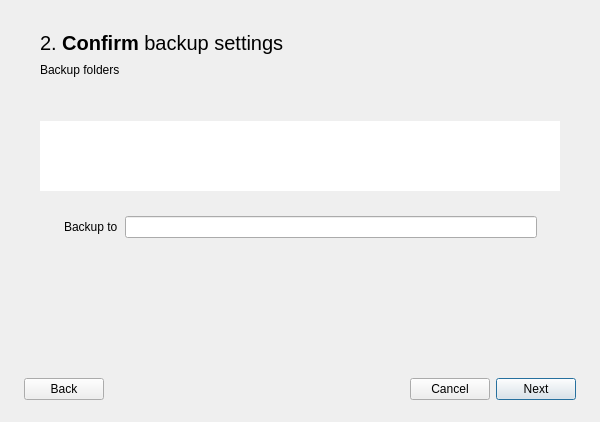
Above: src/MEGASync/gui/macx/BackupsWizard.ui from meganz/MEGAsync before the change. Below: the same form after it.
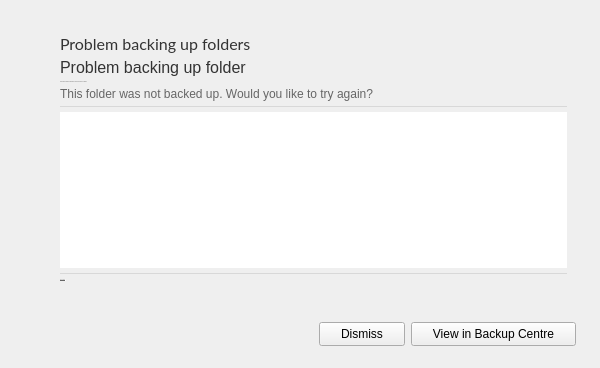
That is the form after the change. The open tabs and pages were chosen to show the change. Icons and pictures are not drawn.

Commit message:
Merge branch 'task/backups-wizard-dialogs' into 'feature/backups'
SNC-2474 Integrate success and error dialogs on backup wizard

See merge request desktop/desktop!1252

Patch:
```diff
--- a/src/MEGASync/gui/macx/BackupsWizard.ui
+++ b/src/MEGASync/gui/macx/BackupsWizard.ui
@@ -10,11 +10,11 @@
     <x>0</x>
     <y>0</y>
     <width>600</width>
-    <height>422</height>
+    <height>368</height>
    </rect>
   </property>
   <property name="sizePolicy">
-   <sizepolicy hsizetype="Fixed" vsizetype="Fixed">
+   <sizepolicy hsizetype="Preferred" vsizetype="Preferred">
     <horstretch>0</horstretch>
     <verstretch>0</verstretch>
    </sizepolicy>
@@ -248,11 +248,14 @@
    <item>
     <widget class="QStackedWidget" name="sSteps">
      <property name="sizePolicy">
-      <sizepolicy hsizetype="Preferred" vsizetype="Maximum">
+      <sizepolicy hsizetype="Preferred" vsizetype="Expanding">
        <horstretch>0</horstretch>
        <verstretch>0</verstretch>
       </sizepolicy>
      </property>
+     <property name="styleSheet">
+      <string notr="true"/>
+     </property>
      <property name="currentIndex">
       <number>0</number>
      </property>
@@ -584,12 +587,15 @@
           </layout>
          </widget>
          <widget class="QWidget" name="pMoreFolders">
-          <layout class="QHBoxLayout" name="wButtonsLayout1">
+          <layout class="QHBoxLayout" name="wButtonsLayout2">
+           <property name="spacing">
+            <number>0</number>
+           </property>
            <property name="leftMargin">
             <number>20</number>
            </property>
            <property name="topMargin">
-            <number>7</number>
+            <number>10</number>
            </property>
            <property name="rightMargin">
             <number>20</number>
@@ -674,7 +680,7 @@
        <item>
         <widget class="QFrame" name="fFoldersS2">
          <property name="sizePolicy">
-          <sizepolicy hsizetype="Preferred" vsizetype="Maximum">
+          <sizepolicy hsizetype="Preferred" vsizetype="MinimumExpanding">
            <horstretch>0</horstretch>
            <verstretch>0</verstretch>
           </sizepolicy>
@@ -723,7 +729,7 @@
             </property>
             <layout class="QHBoxLayout" name="deviceNameS2Layout">
              <property name="spacing">
-              <number>9</number>
+              <number>10</number>
              </property>
              <property name="sizeConstraint">
               <enum>QLayout::SetDefaultConstraint</enum>
@@ -840,14 +846,17 @@
          </layout>
         </widget>
        </item>
-       <item>
+       <item alignment="Qt::AlignBottom">
         <widget class="QWidget" name="wBackupTo" native="true">
          <property name="sizePolicy">
-          <sizepolicy hsizetype="Preferred" vsizetype="Maximum">
+          <sizepolicy hsizetype="Preferred" vsizetype="Fixed">
            <horstretch>0</horstretch>
            <verstretch>0</verstretch>
           </sizepolicy>
          </property>
+         <property name="styleSheet">
+          <string notr="true"/>
+         </property>
          <layout class="QHBoxLayout" name="wBackupToLayout">
           <property name="spacing">
            <number>7</number>
@@ -856,7 +865,7 @@
            <number>24</number>
           </property>
           <property name="topMargin">
-           <number>17</number>
+           <number>14</number>
           </property>
           <property name="rightMargin">
            <number>23</number>
@@ -883,80 +892,498 @@
        </item>
       </layout>
      </widget>
+     <widget class="QWidget" name="pSuccessfull">
+      <layout class="QHBoxLayout" name="horizontalLayout_2" stretch="0,1">
+       <property name="spacing">
+        <number>20</number>
+       </property>
+       <property name="topMargin">
+        <number>15</number>
+       </property>
+       <item alignment="Qt::AlignTop">
+        <widget class="QLabel" name="label">
+         <property name="text">
+          <string/>
+         </property>
+         <property name="pixmap">
+          <pixmap resource="../Resources_macx.qrc">:/images/bug_report_success.png</pixmap>
+         </property>
+        </widget>
+       </item>
+       <item>
+        <layout class="QVBoxLayout" name="verticalLayout_3" stretch="0,1">
+         <property name="spacing">
+          <number>10</number>
+         </property>
+         <item alignment="Qt::AlignTop">
+          <widget class="QLabel" name="lTitle">
+           <property name="font">
+            <font>
+             <family>Lato</family>
+             <pointsize>-1</pointsize>
+            </font>
+           </property>
+           <property name="styleSheet">
+            <string notr="true">*{
+font-size:16px;
+color:#333333;
+}</string>
+           </property>
+           <property name="text">
+            <string>Backup Created</string>
+           </property>
+          </widget>
+         </item>
+         <item>
+          <layout class="QVBoxLayout" name="verticalLayout_5">
+           <property name="spacing">
+            <number>0</number>
+           </property>
+           <item>
+            <widget class="QLabel" name="lSuccessTextPlural">
+             <property name="styleSheet">
+              <string notr="true">*{
+color: #666666;
+}</string>
+             </property>
+             <property name="text">
+              <string>We're backing up your folders. The time this takes depends on the files 
+in these folders.</string>
+             </property>
+            </widget>
+           </item>
+           <item>
+            <widget class="QLabel" name="lSuccessTextSingular">
+             <property name="styleSheet">
+              <string notr="true">*{
+color: #666666;
+}</string>
+             </property>
+             <property name="text">
+              <string>We're backing up your folder. The time this takes depends on the files 
+in this folder.</string>
+             </property>
+            </widget>
+           </item>
+           <item>
+            <widget class="QLabel" name="label_2">
+             <property name="minimumSize">
+              <size>
+               <width>100</width>
+               <height>50</height>
+              </size>
+             </property>
+             <property name="font">
+              <font>
+               <family>Lato</family>
+               <pointsize>-1</pointsize>
+              </font>
+             </property>
+             <property name="styleSheet">
+              <string notr="true">*{
+color: #666666;
+}</string>
+             </property>
+             <property name="text">
+              <string>Folders will be stored in the Vault and you can check the status of your 
+backups in Backup Centre.</string>
+             </property>
+            </widget>
+           </item>
+          </layout>
+         </item>
+        </layout>
+       </item>
+      </layout>
+     </widget>
+     <widget class="QWidget" name="pError">
+      <layout class="QHBoxLayout" name="horizontalLayout_5" stretch="0,1">
+       <property name="spacing">
+        <number>20</number>
+       </property>
+       <item alignment="Qt::AlignTop">
+        <widget class="QLabel" name="lErrorIcon">
+         <property name="text">
+          <string/>
+         </property>
+         <property name="pixmap">
+          <pixmap resource="../Resources_macx.qrc">:/images/icon_error.png</pixmap>
+         </property>
+        </widget>
+       </item>
+       <item>
+        <layout class="QVBoxLayout" name="verticalLayout_4" stretch="0,0,0,0,0,0,0,0">
+         <property name="spacing">
+          <number>4</number>
+         </property>
+         <property name="bottomMargin">
+          <number>0</number>
+         </property>
+         <item alignment="Qt::AlignLeft|Qt::AlignTop">
+          <widget class="QLabel" name="lErrorTitlePlural">
+           <property name="font">
+            <font>
+             <family>Lato</family>
+             <pointsize>-1</pointsize>
+            </font>
+           </property>
+           <property name="styleSheet">
+            <string notr="true">*{
+font-size:16px;
+color:#333333;
+}</string>
+           </property>
+           <property name="text">
+            <string>Problem backing up folders</string>
+           </property>
+          </widget>
+         </item>
+         <item>
+          <widget class="QLabel" name="lErrorTitleSingular">
+           <property name="styleSheet">
+            <string notr="true">*{
+font-size:16px;
+color:#333333;
+}</string>
+           </property>
+           <property name="text">
+            <string>Problem backing up folder</string>
+           </property>
+          </widget>
+         </item>
+         <item alignment="Qt::AlignLeft|Qt::AlignTop">
+          <widget class="QLabel" name="lErrorTextPlural">
+           <property name="font">
+            <font>
+             <family>Lato</family>
+             <pointsize>-1</pointsize>
+            </font>
+           </property>
+           <property name="styleSheet">
+            <string notr="true">*{
+color:#666666;
+}</string>
+           </property>
+           <property name="text">
+            <string>These folders were not backed up. Would you like to try again?</string>
+           </property>
+          </widget>
+         </item>
+         <item>
+          <widget class="QLabel" name="lErrorTextSingular">
+           <property name="styleSheet">
+            <string notr="true">*{
+color:#666666;
+}</string>
+           </property>
+           <property name="text">
+            <string>This folder was not backed up. Would you like to try again?</string>
+           </property>
+          </widget>
+         </item>
+         <item>
+          <widget class="Line" name="line2">
+           <property name="styleSheet">
+            <string notr="true">*{
+color:rgba(0,0,0,0.1);
+}</string>
+           </property>
+           <property name="frameShadow">
+            <enum>QFrame::Plain</enum>
+           </property>
+           <property name="orientation">
+            <enum>Qt::Horizontal</enum>
+           </property>
+          </widget>
+         </item>
+         <item>
+          <widget class="QTextEdit" name="tTextEdit">
+           <property name="sizePolicy">
+            <sizepolicy hsizetype="Expanding" vsizetype="Expanding">
+             <horstretch>0</horstretch>
+             <verstretch>0</verstretch>
+            </sizepolicy>
+           </property>
+           <property name="minimumSize">
+            <size>
+             <width>0</width>
+             <height>0</height>
+            </size>
+           </property>
+           <property name="maximumSize">
+            <size>
+             <width>16777215</width>
+             <height>16777215</height>
+            </size>
+           </property>
+           <property name="font">
+            <font>
+             <family>Lato</family>
+             <pointsize>-1</pointsize>
+            </font>
+           </property>
+           <property name="styleSheet">
+            <string notr="true">*{
+color:#666666;
+}</string>
+           </property>
+           <property name="frameShape">
+            <enum>QFrame::NoFrame</enum>
+           </property>
+           <property name="frameShadow">
+            <enum>QFrame::Plain</enum>
+           </property>
+           <property name="verticalScrollBarPolicy">
+            <enum>Qt::ScrollBarAlwaysOff</enum>
+           </property>
+           <property name="sizeAdjustPolicy">
+            <enum>QAbstractScrollArea::AdjustToContents</enum>
+           </property>
+           <property name="undoRedoEnabled">
+            <bool>false</bool>
+           </property>
+           <property name="readOnly">
+            <bool>true</bool>
+           </property>
+          </widget>
+         </item>
+         <item>
+          <widget class="Line" name="line1">
+           <property name="styleSheet">
+            <string notr="true">*
+{
+color:rgba(0,0,0,0.1);
+}</string>
+           </property>
+           <property name="frameShadow">
+            <enum>QFrame::Plain</enum>
+           </property>
+           <property name="orientation">
+            <enum>Qt::Horizontal</enum>
+           </property>
+          </widget>
+         </item>
+         <item alignment="Qt::AlignLeft">
+          <widget class="QPushButton" name="bShowMore">
+           <property name="font">
+            <font>
+             <family>Lato</family>
+             <pointsize>-1</pointsize>
+             <underline>true</underline>
+            </font>
+           </property>
+           <property name="styleSheet">
+            <string notr="true">QPushButton
+{
+border:none;
+background: white;
+padding-left: 0px;
+color:#666666;
+}</string>
+           </property>
+           <property name="text">
+            <string>Show more…</string>
+           </property>
+          </widget>
+         </item>
+        </layout>
+       </item>
+      </layout>
+     </widget>
     </widget>
    </item>
-   <item>
-    <spacer name="verticalSpacer">
-     <property name="orientation">
-      <enum>Qt::Vertical</enum>
-     </property>
-     <property name="sizeHint" stdset="0">
+   <item alignment="Qt::AlignBottom">
+    <widget class="QStackedWidget" name="sButtons">
+     <property name="minimumSize">
       <size>
-       <width>20</width>
-       <height>40</height>
+       <width>0</width>
+       <height>0</height>
       </size>
      </property>
-    </spacer>
-   </item>
-   <item>
-    <widget class="QWidget" name="wButtons" native="true">
-     <property name="sizePolicy">
-      <sizepolicy hsizetype="Preferred" vsizetype="Maximum">
-       <horstretch>0</horstretch>
-       <verstretch>0</verstretch>
-      </sizepolicy>
+     <property name="currentIndex">
+      <number>2</number>
      </property>
-     <layout class="QHBoxLayout" name="wButtonsLayout2">
-      <property name="leftMargin">
-       <number>0</number>
-      </property>
-      <property name="topMargin">
-       <number>0</number>
-      </property>
-      <property name="rightMargin">
-       <number>0</number>
-      </property>
-      <property name="bottomMargin">
-       <number>0</number>
-      </property>
-      <item>
-       <widget class="QPushButton" name="bBack">
-        <property name="text">
-         <string>Back</string>
-        </property>
-       </widget>
-      </item>
-      <item>
-       <spacer name="horizontalSpacer">
-        <property name="orientation">
-         <enum>Qt::Horizontal</enum>
-        </property>
-        <property name="sizeHint" stdset="0">
-         <size>
-          <width>40</width>
-          <height>20</height>
-         </size>
-        </property>
-       </spacer>
-      </item>
-      <item>
-       <widget class="QPushButton" name="bCancel">
-        <property name="text">
-         <string>Cancel</string>
-        </property>
-       </widget>
-      </item>
-      <item>
-       <widget class="QPushButton" name="bNext">
-        <property name="text">
-         <string>Next</string>
-        </property>
-        <property name="default">
-         <bool>true</bool>
-        </property>
-       </widget>
-      </item>
-     </layout>
+     <widget class="QWidget" name="pStepButtons">
+      <layout class="QHBoxLayout" name="horizontalLayout_4">
+       <property name="leftMargin">
+        <number>0</number>
+       </property>
+       <property name="topMargin">
+        <number>0</number>
+       </property>
+       <property name="rightMargin">
+        <number>0</number>
+       </property>
+       <property name="bottomMargin">
+        <number>0</number>
+       </property>
+       <item>
+        <widget class="QPushButton" name="bBack">
+         <property name="minimumSize">
+          <size>
+           <width>80</width>
+           <height>24</height>
+          </size>
+         </property>
+         <property name="text">
+          <string>Back</string>
+         </property>
+        </widget>
+       </item>
+       <item>
+        <spacer name="horizontalSpacer">
+         <property name="orientation">
+          <enum>Qt::Horizontal</enum>
+         </property>
+         <property name="sizeHint" stdset="0">
+          <size>
+           <width>40</width>
+           <height>20</height>
+          </size>
+         </property>
+        </spacer>
+       </item>
+       <item>
+        <widget class="QPushButton" name="bCancel">
+         <property name="minimumSize">
+          <size>
+           <width>80</width>
+           <height>24</height>
+          </size>
+         </property>
+         <property name="text">
+          <string>Cancel</string>
+         </property>
+        </widget>
+       </item>
+       <item>
+        <widget class="QPushButton" name="bNext">
+         <property name="minimumSize">
+          <size>
+           <width>80</width>
+           <height>24</height>
+          </size>
+         </property>
+         <property name="text">
+          <string>Next</string>
+         </property>
+         <property name="default">
+          <bool>true</bool>
+         </property>
+        </widget>
+       </item>
+      </layout>
+     </widget>
+     <widget class="QWidget" name="pErrorButtons">
+      <layout class="QHBoxLayout" name="horizontalLayout_7">
+       <property name="leftMargin">
+        <number>0</number>
+       </property>
+       <property name="topMargin">
+        <number>0</number>
+       </property>
+       <property name="rightMargin">
+        <number>0</number>
+       </property>
+       <property name="bottomMargin">
+        <number>0</number>
+       </property>
+       <item>
+        <spacer name="horizontalSpacer_3">
+         <property name="orientation">
+          <enum>Qt::Horizontal</enum>
+         </property>
+         <property name="sizeHint" stdset="0">
+          <size>
+           <width>40</width>
+           <height>20</height>
+          </size>
+         </property>
+        </spacer>
+       </item>
+       <item>
+        <widget class="QPushButton" name="bCancelErr">
+         <property name="minimumSize">
+          <size>
+           <width>0</width>
+           <height>24</height>
+          </size>
+         </property>
+         <property name="text">
+          <string>Cancel</string>
+         </property>
+        </widget>
+       </item>
+       <item>
+        <widget class="QPushButton" name="bTryAgain">
+         <property name="minimumSize">
+          <size>
+           <width>0</width>
+           <height>24</height>
+          </size>
+         </property>
+         <property name="text">
+          <string>Try again</string>
+         </property>
+        </widget>
+       </item>
+      </layout>
+     </widget>
+     <widget class="QWidget" name="pSuccessButtons">
+      <layout class="QHBoxLayout" name="horizontalLayout_3">
+       <property name="leftMargin">
+        <number>0</number>
+       </property>
+       <property name="topMargin">
+        <number>0</number>
+       </property>
+       <property name="rightMargin">
+        <number>0</number>
+       </property>
+       <property name="bottomMargin">
+        <number>0</number>
+       </property>
+       <item>
+        <spacer name="horizontalSpacer_2">
+         <property name="orientation">
+          <enum>Qt::Horizontal</enum>
+         </property>
+         <property name="sizeHint" stdset="0">
+          <size>
+           <width>40</width>
+           <height>20</height>
+          </size>
+         </property>
+        </spacer>
+       </item>
+       <item>
+        <widget class="QPushButton" name="bDismiss">
+         <property name="minimumSize">
+          <size>
+           <width>86</width>
+           <height>24</height>
+          </size>
+         </property>
+         <property name="text">
+          <string>Dismiss</string>
+         </property>
+        </widget>
+       </item>
+       <item>
+        <widget class="QPushButton" name="bViewInBackupCentre">
+         <property name="minimumSize">
+          <size>
+           <width>165</width>
+           <height>24</height>
+          </size>
+         </property>
+         <property name="text">
+          <string>View in Backup Centre</string>
+         </property>
+        </widget>
+       </item>
+      </layout>
+     </widget>
     </widget>
    </item>
   </layout>
```
Left out of the diff: 160 changed lines with no effect on the pictures. The commit also changes 10 other files.
